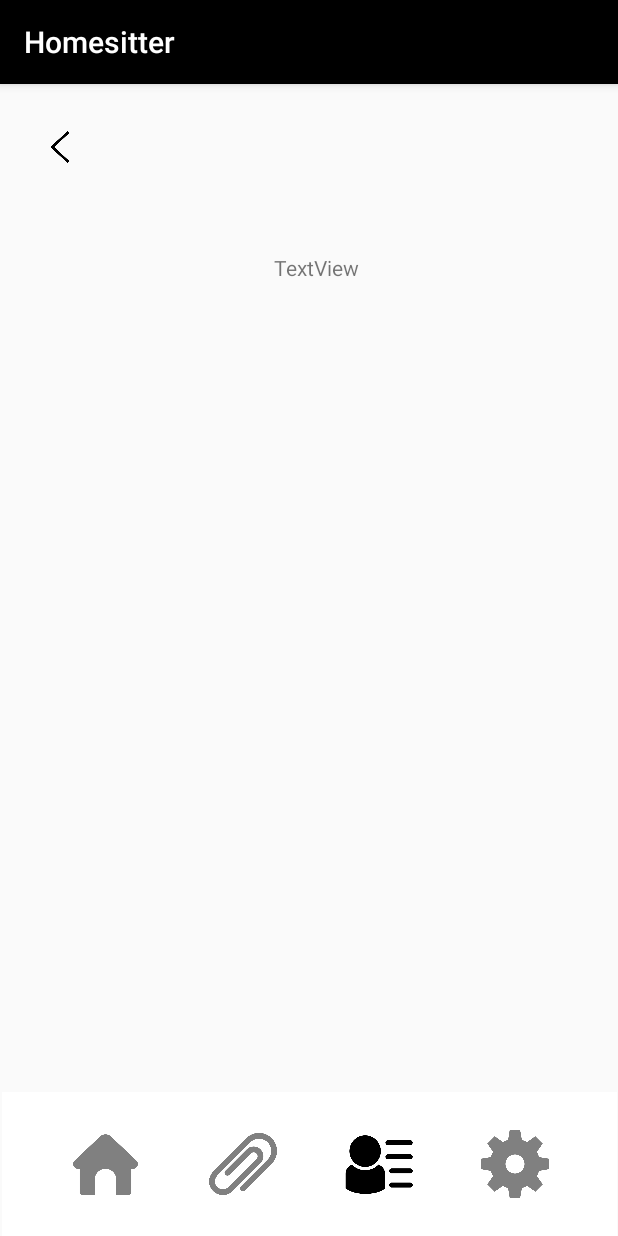
After one commit to hfzgky/homesitter, an Android app: the InfoActivity screen opened directly, with no data from a screen before it, on a phone screen of 412 x 824 dp. The commit adds this screen. Run offline under Robolectric (Android 15) with nearby library versions, the phone set to English and light mode, and no system bars.

Commit message:
2021-09-22

```diff
--- a/app/src/main/AndroidManifest.xml
+++ b/app/src/main/AndroidManifest.xml
@@ -13,6 +13,9 @@
         android:roundIcon="@mipmap/ic_launcher_round"
         android:supportsRtl="true"
         android:theme="@style/AppTheme">
+        <activity
+            android:name=".InfoActivity"
+            android:exported="true" />
         <activity
             android:name=".ASActivity"
             android:exported="true" />
@@ -31,9 +34,12 @@
                 <category android:name="android.intent.category.LAUNCHER" />
             </intent-filter>
         </activity>
-        <service android:name=".PushNotificationService" android:exported="false">
+
+        <service
+            android:name=".PushNotificationService"
+            android:exported="false">
             <intent-filter>
-                <action android:name="com.google.firebase.MESSAGING_EVENT"></action>
+                <action android:name="com.google.firebase.MESSAGING_EVENT" />
             </intent-filter>
         </service>
     </application>
--- a/app/src/main/java/com/example/homesitter/FriendActivity.java
+++ b/app/src/main/java/com/example/homesitter/FriendActivity.java
@@ -127,6 +127,9 @@ public class FriendActivity extends AppCompatActivity {
                 HashMap<String,String> item = (HashMap<String, String>) mSAdapter.getItem(i);
                 Toast.makeText(getApplicationContext(), item.get("name"), Toast.LENGTH_SHORT).show();
 
+                Intent intent = new Intent(getApplicationContext(), InfoActivity.class);    //인텐트 생성하여 InfoActivity로 이동
+                intent.putExtra("item", -1);    //mIselectedItem
+                startActivityForResult(intent, 200);
             }
         });
     }
--- /dev/null
+++ b/app/src/main/java/com/example/homesitter/InfoActivity.java
@@ -0,0 +1,26 @@
+package com.example.homesitter;
+
+import androidx.appcompat.app.AppCompatActivity;
+
+import android.os.Bundle;
+import android.view.View;
+import android.widget.ImageButton;
+
+public class InfoActivity extends AppCompatActivity {
+
+    @Override
+    protected void onCreate(Bundle savedInstanceState) {
+        super.onCreate(savedInstanceState);
+        setContentView(R.layout.activity_info);
+
+        ImageButton btnBack;
+        btnBack = findViewById(R.id.buttonBack);
+        btnBack.setOnClickListener(new View.OnClickListener() {
+            @Override
+            public void onClick(View view) {
+                finish();
+            }
+        });
+
+    }
+}
--- /dev/null
+++ b/app/src/main/res/layout/activity_info.xml
@@ -0,0 +1,135 @@
+<?xml version="1.0" encoding="utf-8"?>
+<androidx.constraintlayout.widget.ConstraintLayout xmlns:android="http://schemas.android.com/apk/res/android"
+    xmlns:app="http://schemas.android.com/apk/res-auto"
+    xmlns:tools="http://schemas.android.com/tools"
+    android:layout_width="match_parent"
+    android:layout_height="match_parent"
+    tools:context=".InfoActivity">
+
+    <LinearLayout
+        android:id="@+id/linearLayout5"
+        android:layout_width="364dp"
+        android:layout_height="554dp"
+        android:layout_marginStart="1dp"
+        android:layout_marginLeft="1dp"
+        android:layout_marginTop="1dp"
+        android:layout_marginEnd="1dp"
+        android:layout_marginRight="1dp"
+        android:orientation="vertical"
+        app:layout_constraintBottom_toTopOf="@+id/linearLayout3"
+        app:layout_constraintEnd_toEndOf="parent"
+        app:layout_constraintHorizontal_bias="0.609"
+        app:layout_constraintStart_toStartOf="parent"
+        app:layout_constraintTop_toTopOf="parent"
+        app:layout_constraintVertical_bias="0.956">
+
+        <TextView
+            android:id="@+id/textView5"
+            android:layout_width="match_parent"
+            android:layout_height="wrap_content"
+            android:gravity="center"
+            android:text="TextView" />
+    </LinearLayout>
+
+    <LinearLayout
+        android:id="@+id/linearLayout3"
+        android:layout_width="410dp"
+        android:layout_height="96dp"
+        android:background="#FFFFFF"
+        android:orientation="horizontal"
+        app:layout_constraintBottom_toBottomOf="parent"
+        app:layout_constraintEnd_toEndOf="parent"
+        app:layout_constraintHorizontal_bias="0.6"
+        app:layout_constraintStart_toStartOf="parent"
+        app:layout_constraintTop_toTopOf="parent"
+        app:layout_constraintVertical_bias="1.0">
+
+        <Space
+            android:layout_width="match_parent"
+            android:layout_height="match_parent"
+            android:layout_weight="1" />
+
+        <ImageButton
+            android:id="@+id/imageButton3"
+            android:layout_width="match_parent"
+            android:layout_height="match_parent"
+            android:layout_weight="1"
+            android:background="#00FFFFFF"
+            android:onClick="onClickMain"
+            android:scaleType="centerInside"
+            android:tint="#80FFFFFF"
+            app:srcCompat="@drawable/main" />
+
+        <Space
+            android:layout_width="match_parent"
+            android:layout_height="match_parent"
+            android:layout_weight="1" />
+
+        <ImageButton
+            android:id="@+id/imageButton2"
+            android:layout_width="match_parent"
+            android:layout_height="match_parent"
+            android:layout_weight="1"
+            android:background="#00FFFFFF"
+            android:onClick="onClickClip"
+            android:scaleType="centerInside"
+            android:tint="#80FFFFFF"
+            app:srcCompat="@drawable/clip" />
+
+        <Space
+            android:layout_width="match_parent"
+            android:layout_height="match_parent"
+            android:layout_weight="1" />
+
+        <ImageButton
+            android:id="@+id/imageButton4"
+            android:layout_width="match_parent"
+            android:layout_height="match_parent"
+            android:layout_weight="1"
+            android:background="#00FFFFFF"
+            android:scaleType="centerInside"
+            android:tint="#000000"
+            app:srcCompat="@drawable/list" />
+
+        <Space
+            android:layout_width="match_parent"
+            android:layout_height="match_parent"
+            android:layout_weight="1" />
+
+        <ImageButton
+            android:id="@+id/imageButton6"
+            android:layout_width="match_parent"
+            android:layout_height="match_parent"
+            android:layout_weight="1"
+            android:background="#00FFFFFF"
+            android:onClick="onClickPreference"
+            android:scaleType="centerInside"
+            android:tint="#80FFFFFF"
+            app:srcCompat="@drawable/settings" />
+
+        <Space
+            android:layout_width="match_parent"
+            android:layout_height="match_parent"
+            android:layout_weight="1" />
+
+    </LinearLayout>
+
+    <ImageButton
+        android:id="@+id/buttonBack"
+        android:layout_width="28dp"
+        android:layout_height="36dp"
+        android:layout_marginStart="27dp"
+        android:layout_marginLeft="27dp"
+        android:layout_marginTop="20dp"
+        android:layout_marginEnd="356dp"
+        android:layout_marginRight="356dp"
+        android:background="#00FFFFFF"
+        android:scaleType="fitCenter"
+        app:layout_constraintBottom_toTopOf="@+id/linearLayout5"
+        app:layout_constraintEnd_toEndOf="parent"
+        app:layout_constraintHorizontal_bias="0.0"
+        app:layout_constraintStart_toStartOf="parent"
+        app:layout_constraintTop_toTopOf="parent"
+        app:layout_constraintVertical_bias="0.062"
+        app:srcCompat="@drawable/back" />
+</androidx.constraintlayout.widget.ConstraintLayout>
```
